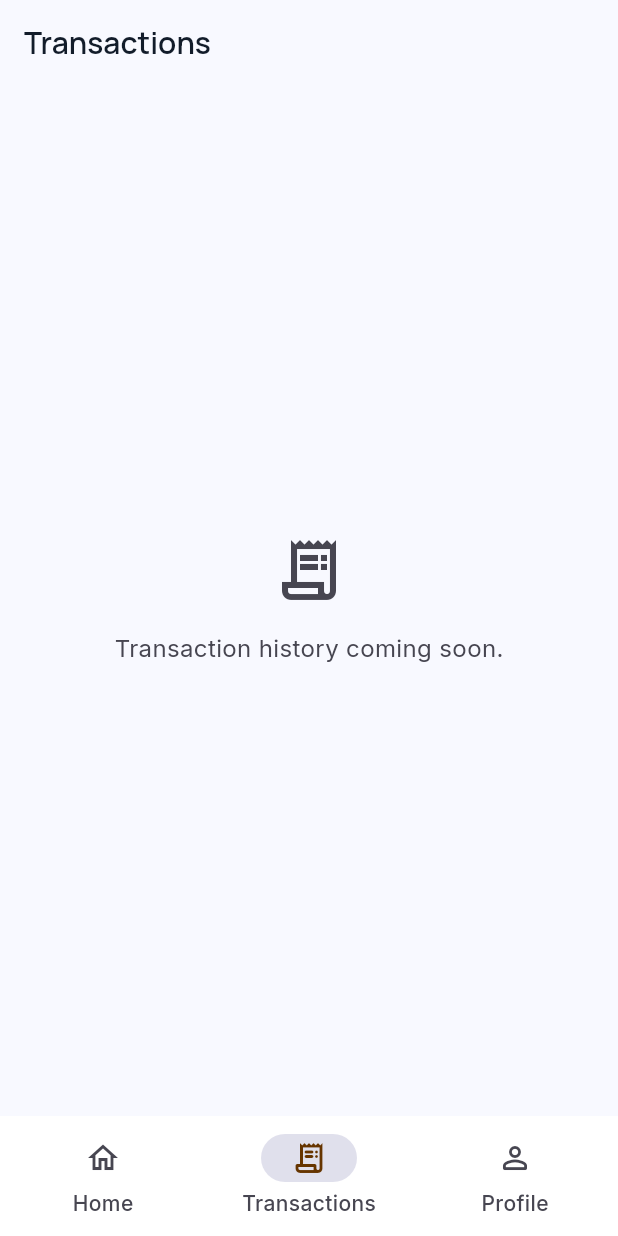
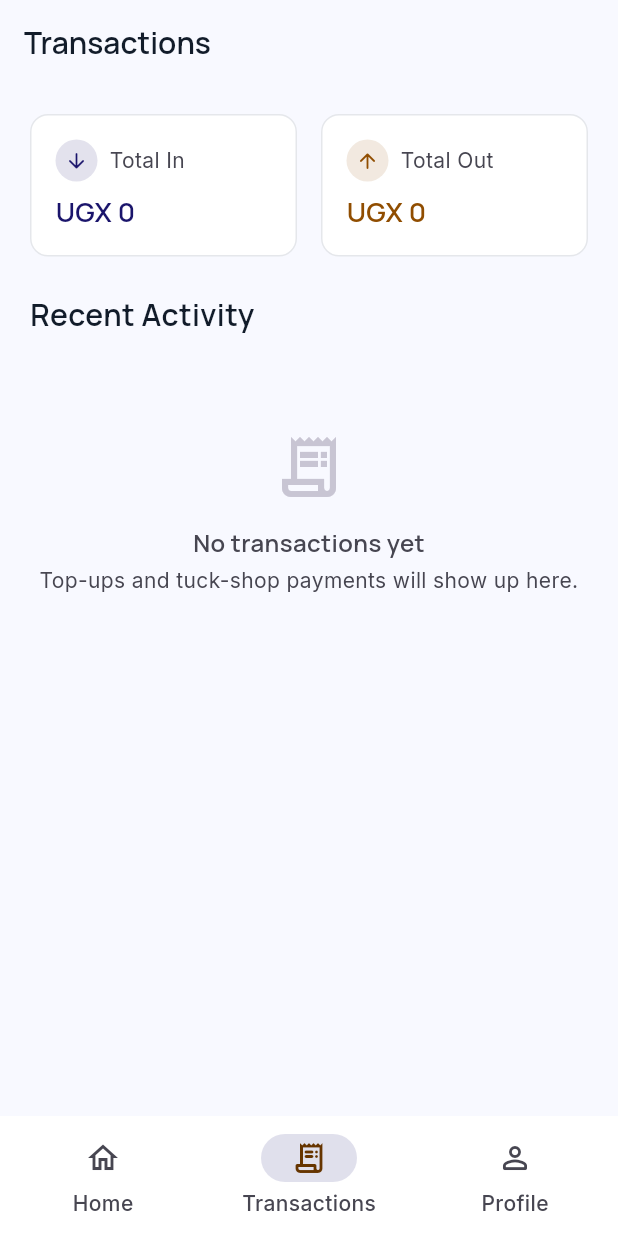
Before and after one commit to Markmiiro/school_wallet, a Flutter app: the MainShell screen opened by its route, item 2 of the bottom bar chosen, on a phone screen of 412 x 824 dp. Run offline on Flutter 3.47's test engine with Material 3 defaults, Android fonts, the phone set to English and light mode, and no system bars; drawn by our look-alikes of flutter_animate; our stand-ins replace flutter_secure_storage, go_router, google_fonts, pinput; missing offline and left inert: nfc_manager; accounts and stored records are empty; network calls fail.

Commit message:
Add premium family transactions screen with staggered rows and animated totals

```diff
--- a/lib/features/dashboard/screens/main_shell.dart
+++ b/lib/features/dashboard/screens/main_shell.dart
@@ -6,6 +6,7 @@ import '../../../core/constants/app_colors.dart';
 import '../../../core/theme/app_theme.dart';
 import '../../profile/screens/profile_screen.dart';
 import 'dashboard_screen.dart';
+import '../../wallet/screens/transactions_screen.dart';
 
 class MainShell extends StatefulWidget {
   const MainShell({super.key});
@@ -19,7 +20,7 @@ class _MainShellState extends State<MainShell> {
 
   final List<Widget> _tabs = const [
     DashboardScreen(),
-    _TransactionsPlaceholder(),
+    TransactionsScreen(),
     ProfileScreen(),
   ];
 
--- /dev/null
+++ b/lib/features/wallet/screens/transactions_screen.dart
@@ -0,0 +1,277 @@
+// Family Transactions feed. Merges every child's wallet history into
+// one newest-first timeline, with a per-child chip on each row so you
+// can tell whose transaction it is. Animated in/out totals, staggered
+// slide-in rows, and a shimmer skeleton while loading.
+
+import 'package:flutter/material.dart';
+import 'package:flutter_animate/flutter_animate.dart';
+import 'package:intl/intl.dart';
+import 'package:provider/provider.dart';
+import '../../../core/constants/app_colors.dart';
+import '../../../core/theme/app_theme.dart';
+import '../../../core/widgets/animated_balance_counter.dart';
+import '../../../providers/auth_provider.dart';
+import '../../../providers/wallet_provider.dart';
+
+class TransactionsScreen extends StatefulWidget {
+  const TransactionsScreen({super.key});
+
+  @override
+  State<TransactionsScreen> createState() => _TransactionsScreenState();
+}
+
+class _TransactionsScreenState extends State<TransactionsScreen> {
+  @override
+  void initState() {
+    super.initState();
+    WidgetsBinding.instance.addPostFrameCallback((_) => _load());
+  }
+
+  Future<void> _load() async {
+    final auth = context.read<AuthProvider>();
+    final wallet = context.read<WalletProvider>();
+    // Make sure students are loaded first, then their transactions.
+    if (wallet.students.isEmpty && auth.currentUser != null) {
+      await wallet.loadForParent(auth.currentUser!.id);
+    }
+    await wallet.loadFamilyTransactions();
+  }
+
+  @override
+  Widget build(BuildContext context) {
+    final wallet = context.watch<WalletProvider>();
+
+    return Scaffold(
+      backgroundColor: AppColors.surface,
+      appBar: AppBar(title: const Text('Transactions')),
+      body: RefreshIndicator(
+        onRefresh: _load,
+        child: _buildBody(wallet),
+      ),
+    );
+  }
+
+  Widget _buildBody(WalletProvider wallet) {
+    if (wallet.isHistoryLoading && wallet.familyTransactions.isEmpty) {
+      return _shimmerList();
+    }
+
+    return ListView(
+      padding: const EdgeInsets.all(AppTheme.marginMobile),
+      children: [
+        // Totals row
+        Row(
+          children: [
+            Expanded(
+              child: _totalTile(
+                label: 'Total In',
+                value: wallet.totalIn,
+                color: AppColors.primary,
+                icon: Icons.arrow_downward_rounded,
+              ),
+            ),
+            const SizedBox(width: AppTheme.spaceMd),
+            Expanded(
+              child: _totalTile(
+                label: 'Total Out',
+                value: wallet.totalOut,
+                color: AppColors.secondary,
+                icon: Icons.arrow_upward_rounded,
+              ),
+            ),
+          ],
+        ).animate().fadeIn(duration: 400.ms),
+
+        const SizedBox(height: AppTheme.spaceLg),
+
+        Text('Recent Activity', style: AppTheme.headlineMd)
+            .animate()
+            .fadeIn(delay: 100.ms),
+        const SizedBox(height: AppTheme.spaceMd),
+
+        if (wallet.familyTransactions.isEmpty)
+          _emptyState()
+        else
+          ...wallet.familyTransactions.asMap().entries.map((entry) {
+            final index = entry.key;
+            final ft = entry.value;
+            return _txRow(ft)
+                .animate()
+                .fadeIn(delay: (index * 55).ms, duration: 350.ms)
+                .slideX(begin: 0.08, end: 0);
+          }),
+      ],
+    );
+  }
+
+  Widget _totalTile({
+    required String label,
+    required double value,
+    required Color color,
+    required IconData icon,
+  }) {
+    return Container(
+      padding: const EdgeInsets.all(AppTheme.spaceMd),
+      decoration: BoxDecoration(
+        color: AppColors.surfaceContainerLowest,
+        borderRadius: BorderRadius.circular(AppTheme.radiusMd),
+        border: Border.all(color: AppColors.level1CardBorder),
+      ),
+      child: Column(
+        crossAxisAlignment: CrossAxisAlignment.start,
+        children: [
+          Row(
+            children: [
+              Container(
+                padding: const EdgeInsets.all(6),
+                decoration: BoxDecoration(
+                  color: color.withOpacity(0.12),
+                  shape: BoxShape.circle,
+                ),
+                child: Icon(icon, size: 16, color: color),
+              ),
+              const SizedBox(width: 8),
+              Text(label,
+                  style: AppTheme.bodySm
+                      .copyWith(color: AppColors.onSurfaceVariant)),
+            ],
+          ),
+          const SizedBox(height: AppTheme.spaceSm),
+          AnimatedBalanceCounter(
+            balance: value,
+            style: AppTheme.headlineMd.copyWith(color: color, fontSize: 18),
+          ),
+        ],
+      ),
+    );
+  }
+
+  Widget _txRow(FamilyTransaction ft) {
+    final tx = ft.tx;
+    final isIn = tx.direction == 'IN';
+    final amountFmt = NumberFormat('#,##0', 'en_US');
+    final dateFmt = DateFormat('MMM d, h:mm a');
+
+    return Container(
+      margin: const EdgeInsets.only(bottom: AppTheme.spaceSm),
+      padding: const EdgeInsets.all(AppTheme.spaceMd),
+      decoration: BoxDecoration(
+        color: AppColors.surfaceContainerLowest,
+        borderRadius: BorderRadius.circular(AppTheme.radiusMd),
+        border: Border.all(color: AppColors.level1CardBorder),
+      ),
+      child: Row(
+        children: [
+          CircleAvatar(
+            radius: 18,
+            backgroundColor:
+                (isIn ? AppColors.primary : AppColors.secondary).withOpacity(0.12),
+            child: Icon(
+              isIn ? Icons.arrow_downward_rounded : Icons.arrow_upward_rounded,
+              size: 18,
+              color: isIn ? AppColors.primary : AppColors.secondary,
+            ),
+          ),
+          const SizedBox(width: AppTheme.spaceMd),
+          Expanded(
+            child: Column(
+              crossAxisAlignment: CrossAxisAlignment.start,
+              children: [
+                Text(
+                  tx.description ?? (isIn ? 'Top-up' : 'Payment'),
+                  style: AppTheme.bodyMd,
+                  maxLines: 1,
+                  overflow: TextOverflow.ellipsis,
+                ),
+                const SizedBox(height: 4),
+                Row(
+                  children: [
+                    // Per-child chip
+                    Container(
+                      padding: const EdgeInsets.symmetric(
+                          horizontal: 8, vertical: 2),
+                      decoration: BoxDecoration(
+                        color: AppColors.primaryContainer.withOpacity(0.12),
+                        borderRadius: BorderRadius.circular(AppTheme.radiusFull),
+                      ),
+                      child: Text(
+                        ft.studentName,
+                        style: AppTheme.bodySm.copyWith(
+                          color: AppColors.primary,
+                          fontSize: 11,
+                          fontWeight: FontWeight.w600,
+                        ),
+                      ),
+                    ),
+                    const SizedBox(width: 6),
+                    Text(
+                      dateFmt.format(tx.date),
+                      style: AppTheme.bodySm.copyWith(
+                          color: AppColors.onSurfaceVariant, fontSize: 11),
+                    ),
+                  ],
+                ),
+              ],
+            ),
+          ),
+          const SizedBox(width: AppTheme.spaceSm),
+          Text(
+            '${isIn ? '+' : '-'}UGX ${amountFmt.format(tx.amount)}',
+            style: AppTheme.bodyMd.copyWith(
+              fontWeight: FontWeight.w700,
+              color: isIn ? AppColors.primary : AppColors.secondary,
+            ),
+          ),
+        ],
+      ),
+    );
+  }
+
+  Widget _emptyState() {
+    return Padding(
+      padding: const EdgeInsets.symmetric(vertical: AppTheme.spaceXl * 1.5),
+      child: Center(
+        child: Column(
+          children: [
+            Icon(Icons.receipt_long_outlined,
+                    size: 48, color: AppColors.outlineVariant)
+                .animate(onPlay: (c) => c.repeat(reverse: true))
+                .fadeIn()
+                .moveY(begin: -4, end: 4, duration: 1600.ms),
+            const SizedBox(height: AppTheme.spaceMd),
+            Text('No transactions yet',
+                style: AppTheme.headlineMd
+                    .copyWith(color: AppColors.onSurfaceVariant, fontSize: 16)),
+            const SizedBox(height: AppTheme.spaceXs),
+            Text(
+              'Top-ups and tuck-shop payments will show up here.',
+              textAlign: TextAlign.center,
+              style: AppTheme.bodySm.copyWith(color: AppColors.onSurfaceVariant),
+            ),
+          ],
+        ),
+      ),
+    );
+  }
+
+  Widget _shimmerList() {
+    return ListView(
+      padding: const EdgeInsets.all(AppTheme.marginMobile),
+      children: List.generate(6, (i) {
+        return Container(
+          height: 64,
+          margin: const EdgeInsets.only(bottom: AppTheme.spaceSm),
+          decoration: BoxDecoration(
+            color: AppColors.surfaceContainer,
+            borderRadius: BorderRadius.circular(AppTheme.radiusMd),
+          ),
+        )
+            .animate(onPlay: (c) => c.repeat())
+            .shimmer(
+              duration: 1200.ms,
+              color: AppColors.surfaceContainerHighest,
+            );
+      }),
+    );
+  }
+}
```
